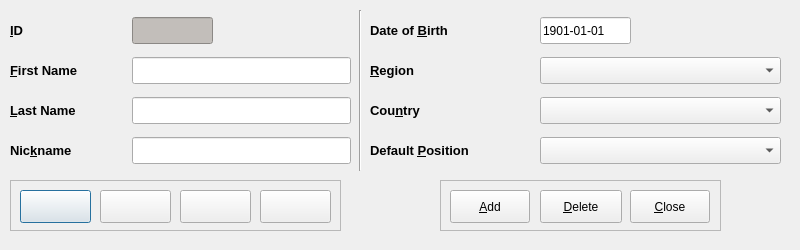
Before: the Qt Designer form code/pyqt/gui/player_entry.ui in soccermetrics/marcotti-desktop, drawn with Qt 5.
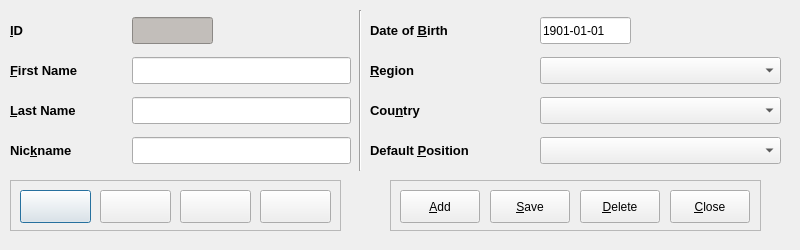
After: the same form once the commit is applied. Icons and pictures are not drawn.

Commit message: Added Save button to UIs, rebuilt autocoded Python files (#13)

Diff of the .ui file:
```diff
--- a/code/pyqt/gui/player_entry.ui
+++ b/code/pyqt/gui/player_entry.ui
@@ -175,73 +175,6 @@
     </property>
    </widget>
   </widget>
-  <widget class="QFrame" name="frame">
-   <property name="geometry">
-    <rect>
-     <x>440</x>
-     <y>180</y>
-     <width>281</width>
-     <height>51</height>
-    </rect>
-   </property>
-   <property name="frameShape">
-    <enum>QFrame::StyledPanel</enum>
-   </property>
-   <property name="frameShadow">
-    <enum>QFrame::Raised</enum>
-   </property>
-   <widget class="QPushButton" name="addEntry">
-    <property name="geometry">
-     <rect>
-      <x>10</x>
-      <y>10</y>
-      <width>80</width>
-      <height>33</height>
-     </rect>
-    </property>
-    <property name="text">
-     <string>&amp;Add</string>
-    </property>
-    <property name="icon">
-     <iconset resource="fmrd_resources.qrc">
-      <normaloff>:/images/add.png</normaloff>:/images/add.png</iconset>
-    </property>
-   </widget>
-   <widget class="QPushButton" name="deleteEntry">
-    <property name="geometry">
-     <rect>
-      <x>100</x>
-      <y>10</y>
-      <width>82</width>
-      <height>33</height>
-     </rect>
-    </property>
-    <property name="text">
-     <string>&amp;Delete</string>
-    </property>
-    <property name="icon">
-     <iconset resource="fmrd_resources.qrc">
-      <normaloff>:/images/delete.png</normaloff>:/images/delete.png</iconset>
-    </property>
-   </widget>
-   <widget class="QPushButton" name="closeButton">
-    <property name="geometry">
-     <rect>
-      <x>190</x>
-      <y>10</y>
-      <width>80</width>
-      <height>33</height>
-     </rect>
-    </property>
-    <property name="text">
-     <string>&amp;Close</string>
-    </property>
-    <property name="icon">
-     <iconset resource="fmrd_resources.qrc">
-      <normaloff>:/images/quit.png</normaloff>:/images/quit.png</iconset>
-    </property>
-   </widget>
-  </widget>
   <widget class="Line" name="line">
    <property name="geometry">
     <rect>
@@ -546,6 +479,156 @@
     </item>
    </layout>
   </widget>
+  <widget class="QFrame" name="frame">
+   <property name="geometry">
+    <rect>
+     <x>390</x>
+     <y>180</y>
+     <width>371</width>
+     <height>51</height>
+    </rect>
+   </property>
+   <property name="frameShape">
+    <enum>QFrame::StyledPanel</enum>
+   </property>
+   <property name="frameShadow">
+    <enum>QFrame::Raised</enum>
+   </property>
+   <widget class="QPushButton" name="addEntry">
+    <property name="geometry">
+     <rect>
+      <x>10</x>
+      <y>10</y>
+      <width>80</width>
+      <height>33</height>
+     </rect>
+    </property>
+    <property name="minimumSize">
+     <size>
+      <width>80</width>
+      <height>33</height>
+     </size>
+    </property>
+    <property name="maximumSize">
+     <size>
+      <width>80</width>
+      <height>33</height>
+     </size>
+    </property>
+    <property name="toolTip">
+     <string>Add Entry</string>
+    </property>
+    <property name="text">
+     <string>&amp;Add</string>
+    </property>
+    <property name="icon">
+     <iconset resource="fmrd_resources.qrc">
+      <normaloff>:/images/add.png</normaloff>:/images/add.png</iconset>
+    </property>
+   </widget>
+   <widget class="QPushButton" name="saveEntry">
+    <property name="geometry">
+     <rect>
+      <x>100</x>
+      <y>10</y>
+      <width>80</width>
+      <height>33</height>
+     </rect>
+    </property>
+    <property name="minimumSize">
+     <size>
+      <width>80</width>
+      <height>33</height>
+     </size>
+    </property>
+    <property name="maximumSize">
+     <size>
+      <width>80</width>
+      <height>33</height>
+     </size>
+    </property>
+    <property name="toolTip">
+     <string>Delete Entry</string>
+    </property>
+    <property name="text">
+     <string>&amp;Save</string>
+    </property>
+    <property name="icon">
+     <iconset resource="fmrd_resources.qrc">
+      <normaloff>:/images/save.png</normaloff>:/images/save.png</iconset>
+    </property>
+   </widget>
+   <widget class="QPushButton" name="deleteEntry">
+    <property name="geometry">
+     <rect>
+      <x>190</x>
+      <y>10</y>
+      <width>80</width>
+      <height>33</height>
+     </rect>
+    </property>
+    <property name="minimumSize">
+     <size>
+      <width>80</width>
+      <height>33</height>
+     </size>
+    </property>
+    <property name="maximumSize">
+     <size>
+      <width>80</width>
+      <height>33</height>
+     </size>
+    </property>
+    <property name="toolTip">
+     <string>Delete Entry</string>
+    </property>
+    <property name="text">
+     <string>&amp;Delete</string>
+    </property>
+    <property name="icon">
+     <iconset resource="fmrd_resources.qrc">
+      <normaloff>:/images/delete.png</normaloff>:/images/delete.png</iconset>
+    </property>
+   </widget>
+   <widget class="QPushButton" name="closeButton">
+    <property name="geometry">
+     <rect>
+      <x>280</x>
+      <y>10</y>
+      <width>80</width>
+      <height>33</height>
+     </rect>
+    </property>
+    <property name="minimumSize">
+     <size>
+      <width>80</width>
+      <height>33</height>
+     </size>
+    </property>
+    <property name="maximumSize">
+     <size>
+      <width>80</width>
+      <height>33</height>
+     </size>
+    </property>
+    <property name="toolTip">
+     <string>Close Entry</string>
+    </property>
+    <property name="text">
+     <string>&amp;Close</string>
+    </property>
+    <property name="icon">
+     <iconset resource="fmrd_resources.qrc">
+      <normaloff>:/images/quit.png</normaloff>:/images/quit.png</iconset>
+    </property>
+    <property name="iconSize">
+     <size>
+      <width>16</width>
+      <height>16</height>
+     </size>
+    </property>
+   </widget>
+  </widget>
  </widget>
  <resources>
   <include location="fmrd_resources.qrc"/>
```
The commit also changes 52 other files.
